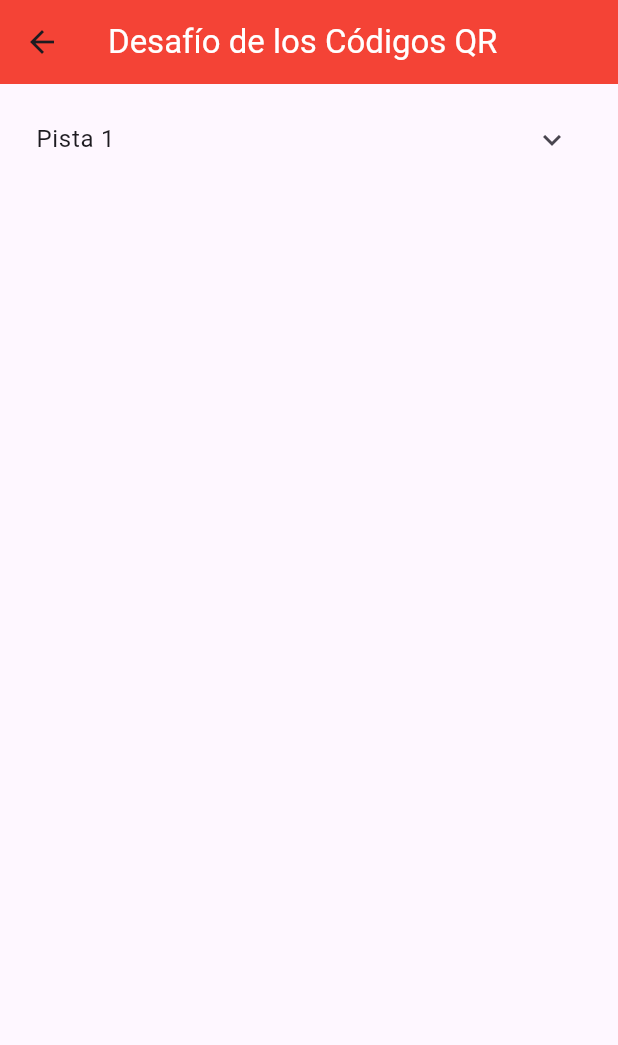
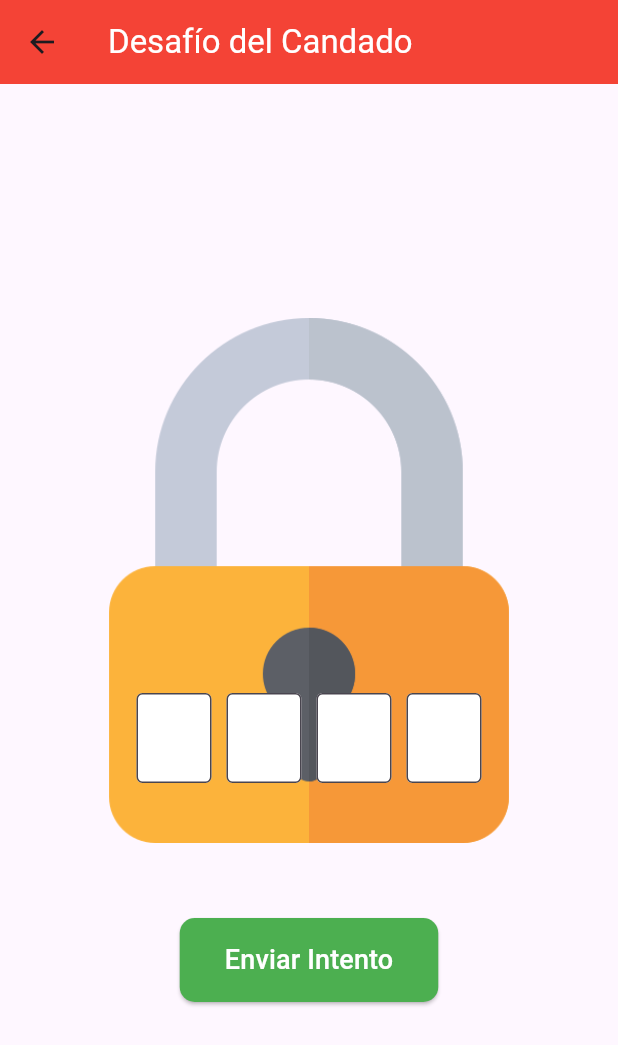
Before and after one commit to JeanCembranos/ChristmasEscape_Room, a Flutter app: the screen it shows after launch, after a tap on "Desafío 1", on a phone screen of 412 x 824 dp. Shown: the top 1045 px of the screen. Run offline on Flutter 3.47's test engine with Material 3 defaults, Android fonts, the phone set to English and light mode, and no system bars; missing offline and left inert: mobile_scanner.

Commit message:
CommitDesafioCandado

```diff
--- /dev/null
+++ b/lib/MainPage/DesafioLockScreen.dart
@@ -0,0 +1,260 @@
+import 'dart:async';
+
+import 'package:flutter/material.dart';
+
+class LockScreen extends StatefulWidget {
+
+  final int desafioIndex;
+  final VoidCallback onComplete;
+  int totalSeconds;
+  Timer? timer;
+
+  LockScreen({required this.desafioIndex, required this.onComplete,required this.timer,required this.totalSeconds});
+
+
+  @override
+  _LockScreenState createState() => _LockScreenState();
+}
+
+class _LockScreenState extends State<LockScreen> {
+  // Controladores para los TextFields
+  final TextEditingController _controller1 = TextEditingController();
+  final TextEditingController _controller2 = TextEditingController();
+  final TextEditingController _controller3 = TextEditingController();
+  final TextEditingController _controller4 = TextEditingController();
+
+  // FocusNodes para manejar el enfoque del cursor
+  final FocusNode _focusNode1 = FocusNode();
+  final FocusNode _focusNode2 = FocusNode();
+  final FocusNode _focusNode3 = FocusNode();
+  final FocusNode _focusNode4 = FocusNode();
+
+  // Lista para almacenar las pistas generadas
+  List<String> _hints = [];
+
+  // Código correcto
+  final String _correctCode = "2597";
+
+  // Función para verificar el código
+  void _checkCode() {
+    String enteredCode = _controller1.text + _controller2.text + _controller3.text + _controller4.text;
+
+    // Limpiar las pistas anteriores antes de agregar una nueva
+    setState(() {
+      _hints.clear();
+    });
+
+    // Verificar si el código ingresado es correcto
+    if (enteredCode == _correctCode) {
+      setState(() {
+        widget.onComplete();
+        Navigator.pop(context);
+        _hints.add("¡Código correcto! Has desbloqueado el candado.");
+      });
+    } else {
+      setState(() {
+        _hints.add(_generateHint(enteredCode));
+      });
+    }
+  }
+
+  /*// Función para generar pistas basadas en el código ingresado
+  String _generateHint(String enteredCode) {
+    int correctCount = 0;
+    int misplacedCount = 0;
+    int incorrectCount = 0;
+
+    for (int i = 0; i < enteredCode.length; i++) {
+      if (enteredCode[i] == _correctCode[i]) {
+        correctCount++;
+      } else if (_correctCode.contains(enteredCode[i])) {
+        misplacedCount++;
+      } else {
+        incorrectCount++;
+      }
+    }
+
+    // Crear el mensaje genérico
+    String hint = '';
+    if (correctCount > 0) {
+      hint += "$correctCount números correctos, ";
+    }
+    if (misplacedCount > 0) {
+      hint += "$misplacedCount números correctos pero en posición incorrecta, ";
+    }
+    if (incorrectCount > 0) {
+      hint += "$incorrectCount números incorrectos.";
+    }
+
+    return hint;
+  }*/
+
+// Función para generar pistas basadas en el código ingresado
+String _generateHint(String enteredCode) {
+  int correctCount = 0;
+  int misplacedCount = 0;
+  int incorrectCount = 0;
+
+  // Listas para hacer seguimiento de los números ya procesados
+  List<bool> countedAsCorrect = List.filled(enteredCode.length, false);
+  List<bool> countedAsMisplaced = List.filled(enteredCode.length, false);
+  List<bool> countedInCorrectCode = List.filled(_correctCode.length, false);
+
+  // Primero, verificamos los números correctos en su lugar
+  for (int i = 0; i < enteredCode.length; i++) {
+    if (enteredCode[i] == _correctCode[i]) {
+      correctCount++;
+      countedAsCorrect[i] = true; // Marcar como ya contado
+      countedInCorrectCode[i] = true; // Marca la posición correcta ya validada
+    }
+  }
+
+  // Ahora verificamos los números en posición incorrecta
+  for (int i = 0; i < enteredCode.length; i++) {
+    if (enteredCode[i] != _correctCode[i] && _correctCode.contains(enteredCode[i])) {
+      // Buscar el número en el código correcto, pero solo si no ha sido contado como correcto
+      for (int j = 0; j < _correctCode.length; j++) {
+        if (_correctCode[j] == enteredCode[i] && !countedInCorrectCode[j] && !countedAsMisplaced[j]) {
+          misplacedCount++;
+          countedAsMisplaced[i] = true; // Marcar como ya contado como "en posición incorrecta"
+          countedInCorrectCode[j] = true; // Marcar la posición correcta ya validada
+          break; // Salir del ciclo una vez que se cuente el número en la posición incorrecta
+        }
+      }
+    }
+  }
+
+  // Finalmente, contamos los números incorrectos
+  for (int i = 0; i < enteredCode.length; i++) {
+    if (!countedAsCorrect[i] && !countedAsMisplaced[i]) {
+      incorrectCount++;
+    }
+  }
+
+  // Crear el mensaje genérico
+  String hint = '';
+  if (correctCount > 0) {
+    hint += "$correctCount número(s) correcto(s), ";
+  }
+  if (misplacedCount > 0) {
+    hint += "$misplacedCount número(s) correcto(s) pero en posición incorrecta, ";
+  }
+  if (incorrectCount > 0) {
+    hint += "$incorrectCount número(s) incorrecto(s).";
+  }
+
+  return hint;
+}
+  @override
+  void dispose() {
+    // Limpiar los FocusNodes cuando ya no se usen
+    _focusNode1.dispose();
+    _focusNode2.dispose();
+    _focusNode3.dispose();
+    _focusNode4.dispose();
+    super.dispose();
+  }
+
+  // Widget para crear los TextFields
+  Widget _buildTextField(TextEditingController controller, FocusNode focusNode, FocusNode nextFocusNode) {
+    return Container(
+      width: 50,
+      height: 60,
+      child: TextField(
+        controller: controller,
+        focusNode: focusNode,
+        keyboardType: TextInputType.number,
+        maxLength: 1,
+        textAlign: TextAlign.center, // Centra el texto dentro del TextField
+        style: TextStyle(
+          fontSize: 25, // Aumenta el tamaño de la fuente
+          fontWeight: FontWeight.bold, // Opcional: hace el texto más negrita
+        ),
+        decoration: InputDecoration(
+          counterText: "",
+          filled: true, // Habilita el fondo
+          fillColor: Colors.white, // Establece el color de fondo blanco
+          border: OutlineInputBorder(),
+        ),
+        onChanged: (value) {
+          // Si se ingresa un número, pasa al siguiente campo automáticamente
+          if (value.isNotEmpty) {
+            FocusScope.of(context).requestFocus(nextFocusNode);
+          }
+        },
+      ),
+    );
+  }
+
+  @override
+  Widget build(BuildContext context) {
+    return Scaffold(
+      appBar: AppBar(
+        title: Text("Desafío del Candado", style: TextStyle(color: Colors.white)),
+        backgroundColor: Colors.red,
+      ),
+      body: Center(
+        child: Container(
+          padding: EdgeInsets.all(20.0),
+          child: Column(
+            mainAxisAlignment: MainAxisAlignment.center,
+            children: [
+              // Usamos un Stack para colocar los TextFields sobre la imagen del candado
+              Stack(
+                alignment: Alignment.center,
+                children: [
+                  // Imagen del candado
+                  Container(
+                    width: 350,  // Tamaño ajustado del candado
+                    height: 350,  // Tamaño ajustado del candado
+                    decoration: BoxDecoration(
+                      image: DecorationImage(
+                        image: AssetImage('assets/images/desafio_screen/candado.png'), // Asegúrate de agregar una imagen llamada "candado.png" en tu carpeta assets
+                        fit: BoxFit.contain, // Ajusta la imagen de manera que quede bien en el contenedor sin estirarse
+                      ),
+                    ),
+                  ),
+                  // Los 4 TextFields dentro del candado
+                  Positioned(
+                    top: 250,  // Ubicación vertical ajustada para los TextFields
+                    child: Row(
+                      mainAxisAlignment: MainAxisAlignment.center,
+                      children: [
+                        _buildTextField(_controller1, _focusNode1, _focusNode2),
+                        SizedBox(width: 10),
+                        _buildTextField(_controller2, _focusNode2, _focusNode3),
+                        SizedBox(width: 10),
+                        _buildTextField(_controller3, _focusNode3, _focusNode4),
+                        SizedBox(width: 10),
+                        _buildTextField(_controller4, _focusNode4, _focusNode4), // El último campo no tiene siguiente
+                      ],
+                    ),
+                  ),
+                ],
+              ),
+              SizedBox(height: 30), // Espacio entre los TextFields y las pistas
+
+              // Mostrar las pistas generadas
+              Column(
+                crossAxisAlignment: CrossAxisAlignment.start,
+                children: _hints.map((hint) => Text(hint, style: TextStyle(fontSize: 16, color: Colors.black))).toList(),
+              ),
+              SizedBox(height: 20),
+
+              // Botón para enviar el intento
+              ElevatedButton(
+                onPressed: _checkCode,
+                child: Text("Enviar Intento", style: TextStyle(fontSize: 18,color: Colors.white)),
+                style: ElevatedButton.styleFrom(
+                  backgroundColor:  Colors.green, // Color verde para el botón
+                  padding: EdgeInsets.symmetric(horizontal: 30, vertical: 15),
+                  shape: RoundedRectangleBorder(borderRadius: BorderRadius.circular(10)),
+                ),
+              ),
+            ],
+          ),
+        ),
+      ),
+    );
+  }
+}
--- a/lib/MainPage/MainPage.dart
+++ b/lib/MainPage/MainPage.dart
@@ -2,6 +2,7 @@ import 'dart:async';
 import 'package:christmas_project/MainPage/Desafio2Screen.dart';
 import 'package:christmas_project/MainPage/DesafioCaminoQR.dart';
 import 'package:christmas_project/MainPage/DesafioCofreCerrado.dart';
+import 'package:christmas_project/MainPage/DesafioLockScreen.dart';
 import 'package:christmas_project/MainPage/DesafioOSI.dart';
 import 'package:christmas_project/MainPage/DesafioSQL.dart';
 import 'package:christmas_project/MainPage/DesafioScreen.dart';
@@ -127,7 +128,23 @@ class _HomeState extends State<Home> {
                     onTap: desafios[index]
                         ? () {
                           switch (index){
-                            /*case 0:
+
+                            case 0:
+                            Navigator.push(
+                              context,
+                              MaterialPageRoute(
+                                builder: (context) => LockScreen(
+                                   desafioIndex: index,
+                                  onComplete: () => completarDesafio(index),
+                                  totalSeconds: _totalSeconds,
+                                  timer: _timer,
+                                ),
+                              ),
+                            );
+
+
+
+                           /* case 0:
                             Navigator.push(
                               context,
                               MaterialPageRoute(
@@ -138,7 +155,7 @@ class _HomeState extends State<Home> {
                                   timer: _timer,
                                 ),
                               ),
-                            );
+                            );*/
                             case 1:
                               Navigator.push(
                               context,
@@ -174,12 +191,24 @@ class _HomeState extends State<Home> {
                                   timer: _timer,
                                 ),
                               ),
-                            );*/
-                            case 0:
+                            );
+                            case 4:
                               Navigator.push(
                               context,
                               MaterialPageRoute(
                                 builder: (context) => DesafioCaminoQR(
+                                 desafioIndex: index,
+                                  onComplete: () => completarDesafio(index),
+                                  totalSeconds: _totalSeconds,
+                                  timer: _timer,
+                                ),
+                              ),
+                            );
+                            case 5:
+                              Navigator.push(
+                              context,
+                              MaterialPageRoute(
+                                builder: (context) => DesafioSQL(
                                  desafioIndex: index,
                                   onComplete: () => completarDesafio(index),
                                   totalSeconds: _totalSeconds,
```
Also changed, not shown: assets/images/desafio_screen/candado.png (added).
